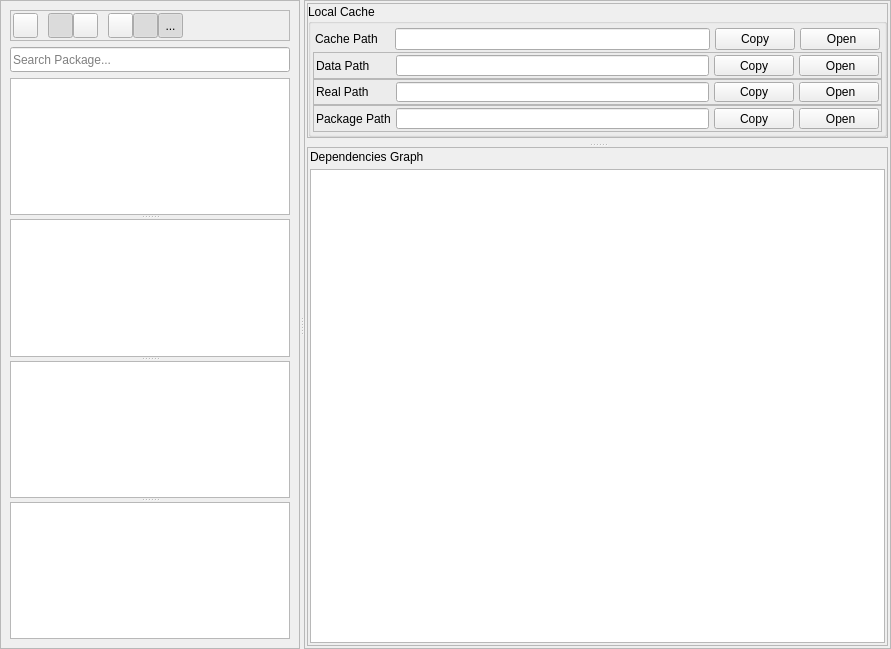
First picture: the form in resources/ui/widget/tab/package/tab_package.ui, repository afri-bit/conan-guide, before the edit.
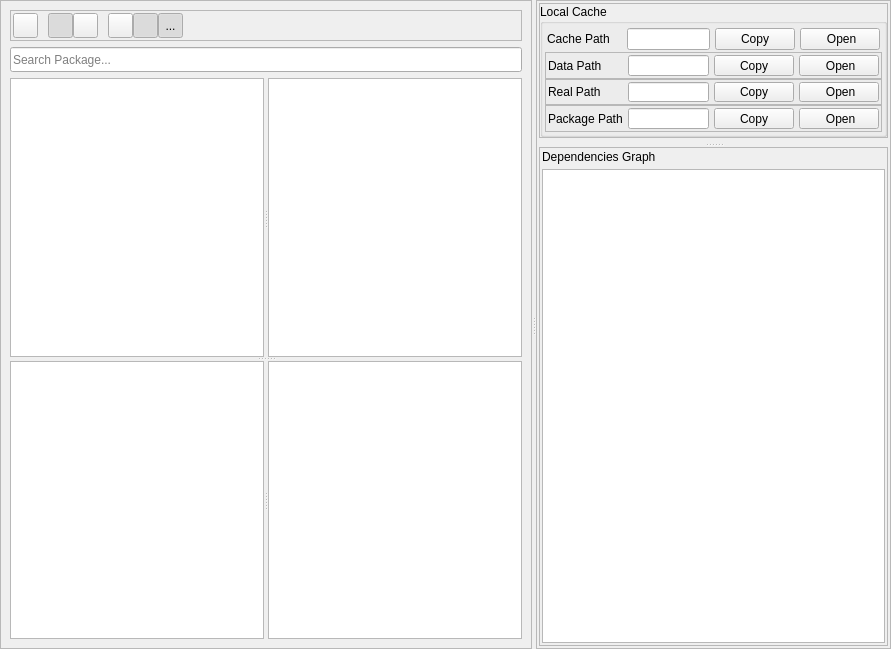
Second picture: the form after the edit. Icons and pictures are not drawn.

Commit message:
Restructure the package tab widgets
- Renamed the functions
- Added new controller for the widgets
- Reassembled the widget position

What changed in the file:
```diff
--- a/resources/ui/widget/tab/package/tab_package.ui
+++ b/resources/ui/widget/tab/package/tab_package.ui
@@ -320,18 +320,28 @@
         </widget>
        </item>
        <item>
-        <widget class="QSplitter" name="splitter">
+        <widget class="QSplitter" name="splitter_3">
          <property name="orientation">
           <enum>Qt::Vertical</enum>
          </property>
+         <widget class="QSplitter" name="splitter">
+          <property name="orientation">
+           <enum>Qt::Horizontal</enum>
+          </property>
+          <widget class="QTreeView" name="treeViewPackage"/>
+          <widget class="QTreeView" name="treeViewPackageInspect"/>
+         </widget>
+         <widget class="QSplitter" name="splitter_2">
+          <property name="orientation">
+           <enum>Qt::Horizontal</enum>
+          </property>
+          <widget class="QListView" name="listViewPackageBinary"/>
          <widget class="QTreeView" name="treeViewRecipe">
           <property name="enabled">
            <bool>true</bool>
           </property>
          </widget>
-         <widget class="QTreeView" name="treeViewPackage"/>
-         <widget class="QListView" name="listViewPackageBinary"/>
-         <widget class="QTreeView" name="treeViewPackageInspect"/>
+         </widget>
         </widget>
        </item>
       </layout>
```
Lines whose indentation alone changed are shown as unchanged. The commit also changes 6 other files.
